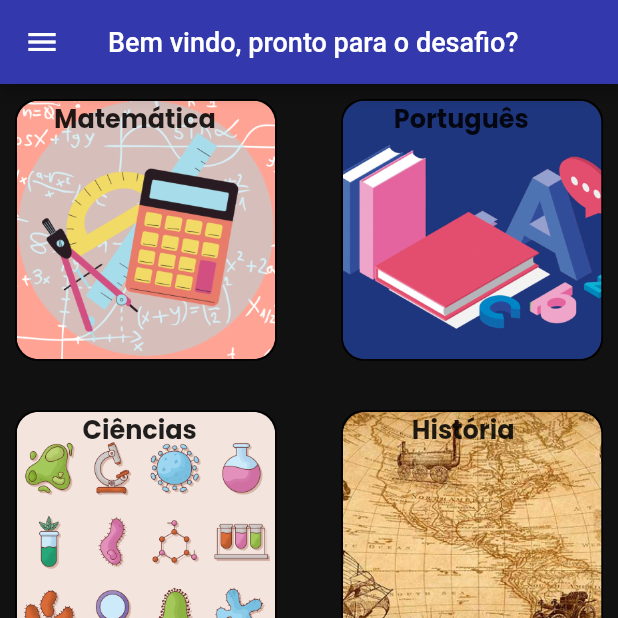
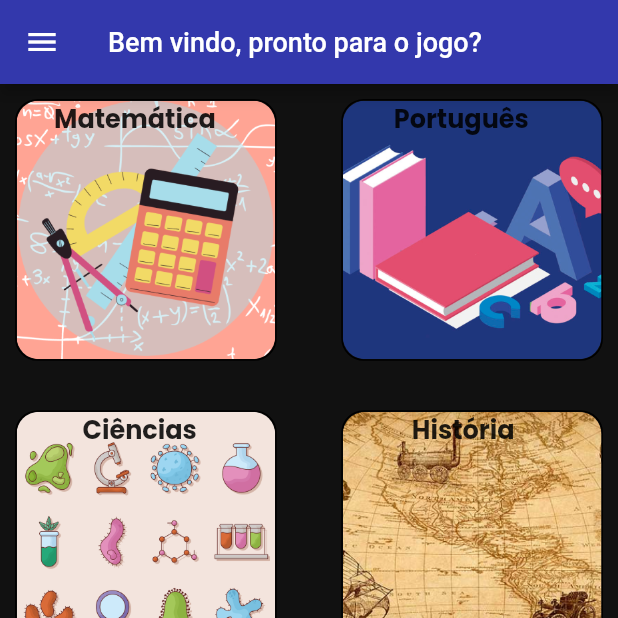
Before and after one commit to marcospastora1/quiz_app, a Flutter app: the screen it shows after launch, on a phone screen of 412 x 824 dp, the top half of it. Run offline on Flutter 3.47's test engine with Material 2 defaults, Android fonts, the phone set to English and light mode, and no system bars; our stand-ins replace auto_size_text, get, get_storage, google_fonts, logger, screenshot and 1 more.

Commit message:
alteração teste

```diff
--- a/lib/presentation/home/home.screen.dart
+++ b/lib/presentation/home/home.screen.dart
@@ -10,7 +10,7 @@ class HomeScreen extends GetView<HomeController> {
     return Scaffold(
       appBar: AppBar(
         title: const Text(
-          'Bem vindo, pronto para o desafio?',
+          'Bem vindo, pronto para o jogo?',
           style: TextStyle(fontSize: 18),
         ),
         backgroundColor: const Color(0xFF3338AC),
```
Also changed, not shown: pubspec.lock.
